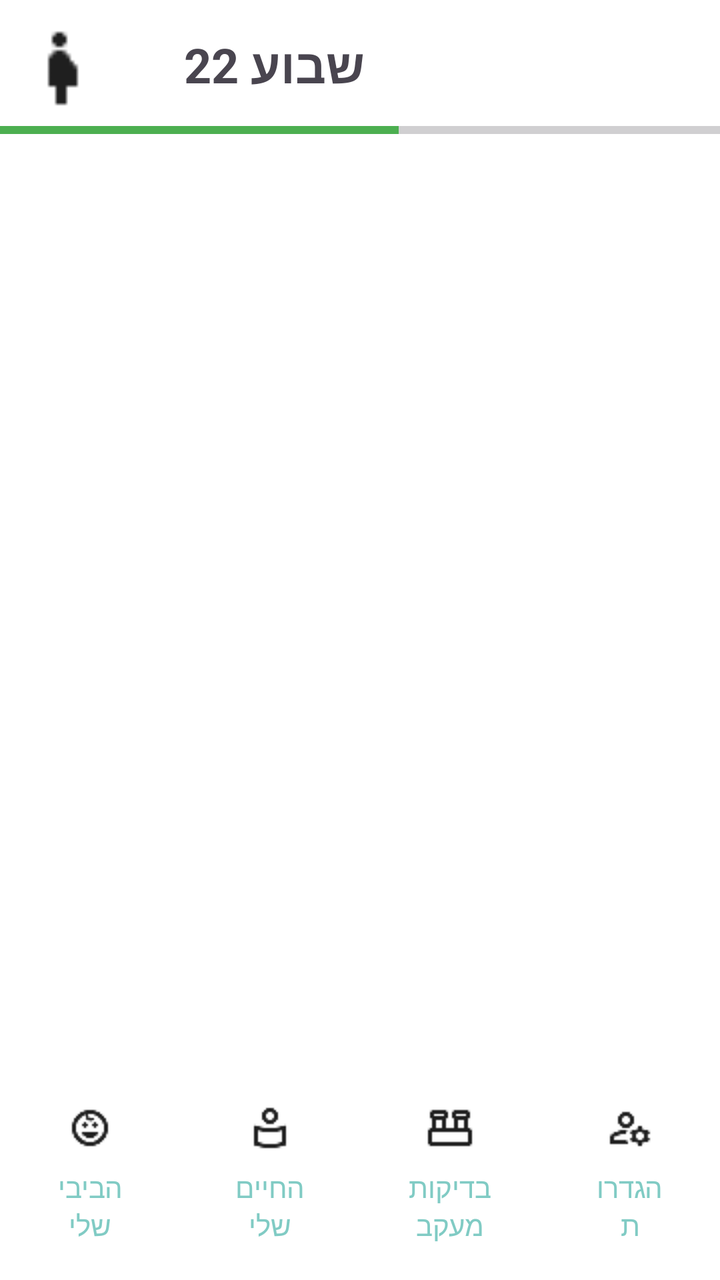
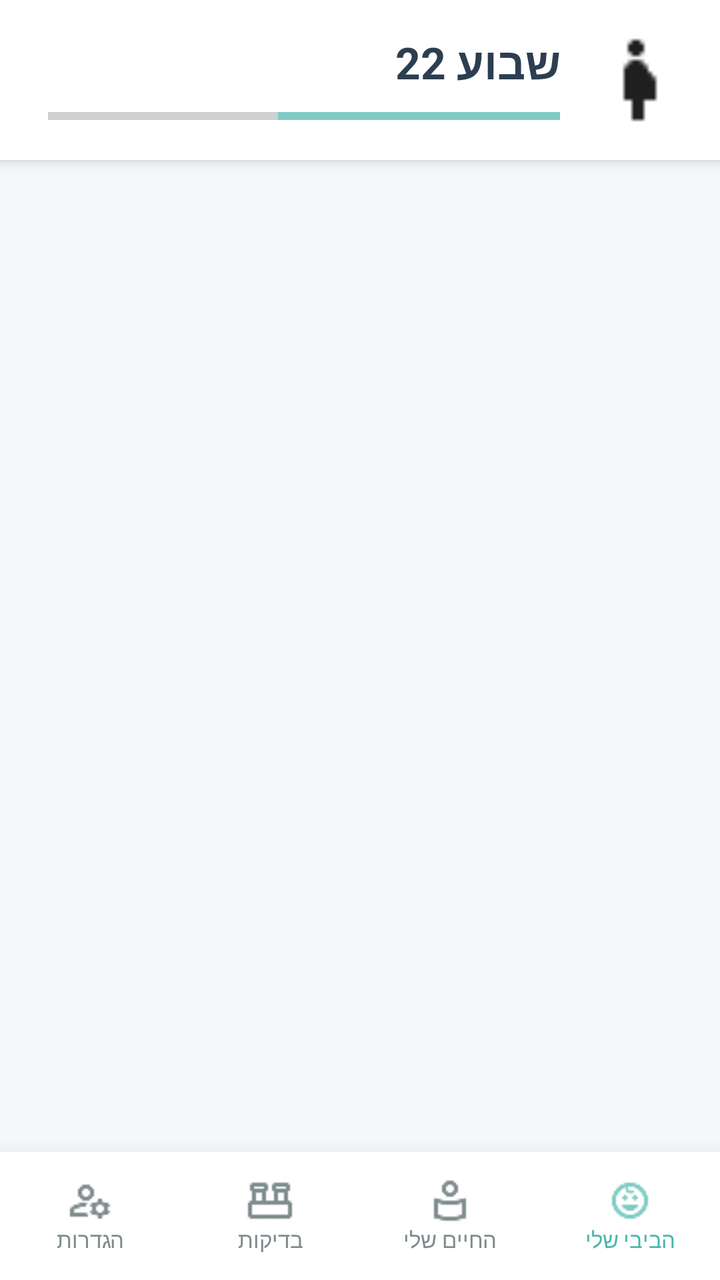

An Android layout rendered at two revisions. The XML below is the earlier revision; the diff shows what the commit changed to produce the second picture.
<!-- AndroidManifest.xml: application theme Theme.BecomingFamily -->
<!-- res/layout/activity_weekly_update.xml -->
<?xml version="1.0" encoding="utf-8"?>
<androidx.constraintlayout.widget.ConstraintLayout xmlns:android="http://schemas.android.com/apk/res/android"
    xmlns:app="http://schemas.android.com/apk/res-auto"
    xmlns:tools="http://schemas.android.com/tools"
    android:id="@+id/weelkyUpdate"
    android:layout_width="match_parent"
    android:layout_height="match_parent"
    tools:context=".WeeklyUpdateActivity"
    android:background="@android:color/white">

    <androidx.constraintlayout.widget.ConstraintLayout
        android:id="@+id/cv"
        android:layout_width="match_parent"
        android:layout_height="wrap_content"
        android:backgroundTint="#E8F5E9"
        app:cardCornerRadius="8dp"
        app:cardElevation="2dp"
        app:contentPadding="12dp"
        app:layout_constraintEnd_toEndOf="parent"
        app:layout_constraintHorizontal_bias="0.0"
        app:layout_constraintStart_toStartOf="parent"
        app:layout_constraintTop_toTopOf="parent">

        <ImageView
            android:id="@+id/imageView2"
            android:layout_width="63dp"
            android:layout_height="43dp"
            android:src="@drawable/pregnant"
            app:layout_constraintBottom_toBottomOf="parent"
            app:layout_constraintTop_toTopOf="parent"
            app:layout_constraintVertical_bias="0.421"
            tools:layout_editor_absoluteX="332dp" />

        <TextView
            android:id="@+id/tvCurrentWeekHeader"
            android:layout_width="wrap_content"
            android:layout_height="41dp"
            android:layout_marginStart="92dp"
            android:layout_marginTop="16dp"
            android:text="שבוע 22"
            android:textSize="24sp"
            android:textStyle="bold"
            app:layout_constraintStart_toStartOf="parent"
            app:layout_constraintTop_toTopOf="parent" />

        <ProgressBar
            android:id="@+id/progressBarHorizontal"
            style="?android:attr/progressBarStyleHorizontal"
            android:layout_width="378dp"
            android:layout_height="0dp"
            android:backgroundTint="#E0E0E0"
            android:max="40"
            android:progress="22"
            android:progressTint="#4CAF50"

            app:layout_constraintEnd_toEndOf="parent"
            app:layout_constraintStart_toStartOf="parent"
            app:layout_constraintTop_toBottomOf="@+id/tvCurrentWeekHeader" />
    </androidx.constraintlayout.widget.ConstraintLayout>

    <FrameLayout
        android:id="@+id/fragment_container"
        android:layout_width="0dp"
        android:layout_height="0dp"
        android:layout_marginTop="16dp"
        app:layout_constraintBottom_toBottomOf="parent"
        app:layout_constraintEnd_toEndOf="parent"
        app:layout_constraintStart_toStartOf="parent"
        app:layout_constraintTop_toBottomOf="@+id/cv" />

    <LinearLayout
        android:id="@+id/bottom_buttons_container"
        android:layout_width="match_parent"
        android:layout_height="wrap_content"
        android:orientation="horizontal"
        android:paddingTop="8dp"
        android:paddingBottom="8dp"
        android:background="@android:color/white"
        app:layout_constraintBottom_toBottomOf="parent"
        app:layout_constraintStart_toStartOf="parent"
        app:layout_constraintEnd_toEndOf="parent">

        <Button
            android:id="@+id/btn_growth"
            android:layout_width="0dp"
            android:layout_height="wrap_content"
            android:layout_weight="1"
            android:text="הביבי שלי"
            android:textColor="@color/teal_200"
            style="@style/Widget.AppCompat.Button.Borderless"
            android:drawableTop="@drawable/baby" />

        <Button
            android:id="@+id/btn_my_life"
            android:layout_width="0dp"
            android:layout_height="wrap_content"
            android:layout_weight="1"
            android:text="החיים שלי"
            android:textColor="@color/teal_200"
            style="@style/Widget.AppCompat.Button.Borderless"
            android:drawableTop="@drawable/you" />

        <Button
            android:id="@+id/btn_tests"
            android:layout_width="0dp"
            android:layout_height="wrap_content"
            android:layout_weight="1"
            android:text="בדיקות מעקב"
            android:textColor="@color/teal_200"
            style="@style/Widget.AppCompat.Button.Borderless"
            android:drawableTop="@drawable/test" />

        <Button
            android:id="@+id/btn_user_settings"
            android:layout_width="0dp"
            android:layout_height="wrap_content"
            android:layout_weight="1"
            android:text="הגדרות"
            android:textColor="@color/teal_200"
            style="@style/Widget.AppCompat.Button.Borderless"
            android:drawableTop="@drawable/user_settings" />

    </LinearLayout>
</androidx.constraintlayout.widget.ConstraintLayout>
<!-- resources referenced by this layout -->
<resources>
  <color name="teal_200">#FF80CBC4</color>
  <!-- drawable baby: png bitmap (drawable, 646 bytes) -->
  <!-- drawable pregnant: png bitmap (drawable, 304 bytes) -->
  <!-- drawable test: png bitmap (drawable, 295 bytes) -->
  <!-- drawable user_settings: png bitmap (drawable, 565 bytes) -->
  <!-- drawable you: png bitmap (drawable, 467 bytes) -->
  <style name="Theme.BecomingFamily" parent="Base.Theme.BecomingFamily" />
  <style name="Base.Theme.BecomingFamily" parent="Theme.Material3.DayNight.NoActionBar">
          
          
      </style>
</resources>

<!-- the commit's change to res/layout/activity_weekly_update.xml (unified diff, before → after) -->
@@ -5,120 +5,191 @@
     android:id="@+id/weelkyUpdate"
     android:layout_width="match_parent"
     android:layout_height="match_parent"
-    tools:context=".WeeklyUpdateActivity"
-    android:background="@android:color/white">
+    android:background="@color/background_soft"
+    android:layoutDirection="rtl"
+    tools:context=".WeeklyUpdateActivity">
 
-    <androidx.constraintlayout.widget.ConstraintLayout
-        android:id="@+id/cv"
+    
+    <androidx.cardview.widget.CardView
+        android:id="@+id/cvHeader"
         android:layout_width="match_parent"
         android:layout_height="wrap_content"
-        android:backgroundTint="#E8F5E9"
-        app:cardCornerRadius="8dp"
-        app:cardElevation="2dp"
-        app:contentPadding="12dp"
-        app:layout_constraintEnd_toEndOf="parent"
-        app:layout_constraintHorizontal_bias="0.0"
-        app:layout_constraintStart_toStartOf="parent"
+        app:cardBackgroundColor="@color/white"
+        app:cardElevation="4dp"
+        app:cardCornerRadius="0dp"
         app:layout_constraintTop_toTopOf="parent">
 
-        <ImageView
-            android:id="@+id/imageView2"
-            android:layout_width="63dp"
-            android:layout_height="43dp"
-            android:src="@drawable/pregnant"
-            app:layout_constraintBottom_toBottomOf="parent"
-            app:layout_constraintTop_toTopOf="parent"
-            app:layout_constraintVertical_bias="0.421"
-            tools:layout_editor_absoluteX="332dp" />
+        <androidx.constraintlayout.widget.ConstraintLayout
+            android:layout_width="match_parent"
+            android:layout_height="wrap_content"
+            android:padding="16dp">
 
-        <TextView
-            android:id="@+id/tvCurrentWeekHeader"
-            android:layout_width="wrap_content"
-            android:layout_height="41dp"
-            android:layout_marginStart="92dp"
-            android:layout_marginTop="16dp"
-            android:text="שבוע 22"
-            android:textSize="24sp"
-            android:textStyle="bold"
-            app:layout_constraintStart_toStartOf="parent"
-            app:layout_constraintTop_toTopOf="parent" />
+            <ImageView
+                android:id="@+id/ivIcon"
+                android:layout_width="48dp"
+                android:layout_height="48dp"
+                android:src="@drawable/pregnant"
+                app:layout_constraintStart_toStartOf="parent"
+                app:layout_constraintTop_toTopOf="parent"
+                app:layout_constraintBottom_toBottomOf="parent" />
 
-        <ProgressBar
-            android:id="@+id/progressBarHorizontal"
-            style="?android:attr/progressBarStyleHorizontal"
-            android:layout_width="378dp"
-            android:layout_height="0dp"
-            android:backgroundTint="#E0E0E0"
-            android:max="40"
-            android:progress="22"
-            android:progressTint="#4CAF50"
+            <TextView
+                android:id="@+id/tvCurrentWeekHeader"
+                android:layout_width="wrap_content"
+                android:layout_height="wrap_content"
+                android:layout_marginStart="16dp"
+                android:text="שבוע 22"
+                android:textColor="@color/text_primary"
+                android:textSize="22sp"
+                android:textStyle="bold"
+                app:layout_constraintStart_toEndOf="@id/ivIcon"
+                app:layout_constraintTop_toTopOf="parent" />
 
-            app:layout_constraintEnd_toEndOf="parent"
-            app:layout_constraintStart_toStartOf="parent"
-            app:layout_constraintTop_toBottomOf="@+id/tvCurrentWeekHeader" />
-    </androidx.constraintlayout.widget.ConstraintLayout>
+            <ProgressBar
+                android:id="@+id/progressBarHorizontal"
+                style="?android:attr/progressBarStyleHorizontal"
+                android:layout_width="0dp"
+                android:layout_height="8dp"
+                android:layout_marginTop="8dp"
+                android:layout_marginEnd="8dp"
+                android:max="40"
+                android:progress="22"
+                android:progressTint="@color/primary"
+                app:layout_constraintEnd_toEndOf="parent"
+                app:layout_constraintStart_toStartOf="@id/tvCurrentWeekHeader"
+                app:layout_constraintTop_toBottomOf="@+id/tvCurrentWeekHeader" />
 
+        </androidx.constraintlayout.widget.ConstraintLayout>
+    </androidx.cardview.widget.CardView>
+
+    
     <FrameLayout
         android:id="@+id/fragment_container"
         android:layout_width="0dp"
         android:layout_height="0dp"
-        android:layout_marginTop="16dp"
-        app:layout_constraintBottom_toBottomOf="parent"
+        app:layout_constraintBottom_toTopOf="@+id/bottom_navigation_card"
         app:layout_constraintEnd_toEndOf="parent"
         app:layout_constraintStart_toStartOf="parent"
-        app:layout_constraintTop_toBottomOf="@+id/cv" />
+        app:layout_constraintTop_toBottomOf="@+id/cvHeader" />
 
-    <LinearLayout
-        android:id="@+id/bottom_buttons_container"
+    
+    <androidx.cardview.widget.CardView
+        android:id="@+id/bottom_navigation_card"
         android:layout_width="match_parent"
         android:layout_height="wrap_content"
-        android:orientation="horizontal"
-        android:paddingTop="8dp"
-        android:paddingBottom="8dp"
-        android:background="@android:color/white"
-        app:layout_constraintBottom_toBottomOf="parent"
-        app:layout_constraintStart_toStartOf="parent"
-        app:layout_constraintEnd_toEndOf="parent">
+        app:cardBackgroundColor="@color/white"
+        app:cardElevation="16dp"
+        app:cardCornerRadius="0dp"
+        app:layout_constraintBottom_toBottomOf="parent">
 
-        <Button
-            android:id="@+id/btn_growth"
-            android:layout_width="0dp"
-            android:layout_height="wrap_content"
-            android:layout_weight="1"
-            android:text="הביבי שלי"
-            android:textColor="@color/teal_200"
-            style="@style/Widget.AppCompat.Button.Borderless"
-            android:drawableTop="@drawable/baby" />
+        <LinearLayout
+            android:id="@+id/bottom_buttons_container"
+            android:layout_width="match_parent"
+            android:layout_height="64dp"
+            android:gravity="center"
+            android:orientation="horizontal">
 
-        <Button
-            android:id="@+id/btn_my_life"
-            android:layout_width="0dp"
-            android:layout_height="wrap_content"
-            android:layout_weight="1"
-            android:text="החיים שלי"
-            android:textColor="@color/teal_200"
-            style="@style/Widget.AppCompat.Button.Borderless"
-            android:drawableTop="@drawable/you" />
+            <LinearLayout
+                android:id="@+id/btn_growth"
+                android:layout_width="0dp"
+                android:layout_height="match_parent"
+                android:layout_weight="1"
+                android:background="?android:attr/selectableItemBackground"
+                android:clickable="true"
+                android:focusable="true"
+                android:gravity="center"
+                android:orientation="vertical">
 
-        <Button
-            android:id="@+id/btn_tests"
-            android:layout_width="0dp"
-            android:layout_height="wrap_content"
-            android:layout_weight="1"
-            android:text="בדיקות מעקב"
-            android:textColor="@color/teal_200"
-            style="@style/Widget.AppCompat.Button.Borderless"
-            android:drawableTop="@drawable/test" />
+                <ImageView
+                    android:layout_width="24dp"
+                    android:layout_height="24dp"
+                    android:src="@drawable/baby"
+                    app:tint="@color/primary" />
 
-        <Button
-            android:id="@+id/btn_user_settings"
-            android:layout_width="0dp"
-            android:layout_height="wrap_content"
-            android:layout_weight="1"
-            android:text="הגדרות"
-            android:textColor="@color/teal_200"
-            style="@style/Widget.AppCompat.Button.Borderless"
-            android:drawableTop="@drawable/user_settings" />
+                <TextView
+                    android:layout_width="wrap_content"
+                    android:layout_height="wrap_content"
+                    android:text="הביבי שלי"
+                    android:textColor="@color/primary_dark"
+                    android:textSize="11sp" />
+            </LinearLayout>
 
-    </LinearLayout>
+            <LinearLayout
+                android:id="@+id/btn_my_life"
+                android:layout_width="0dp"
+                android:layout_height="match_parent"
+                android:layout_weight="1"
+                android:background="?android:attr/selectableItemBackground"
+                android:clickable="true"
+                android:focusable="true"
+                android:gravity="center"
+                android:orientation="vertical">
+
+                <ImageView
+                    android:layout_width="24dp"
+                    android:layout_height="24dp"
+                    android:src="@drawable/you"
+                    app:tint="@color/text_secondary" />
+
+                <TextView
+                    android:layout_width="wrap_content"
+                    android:layout_height="wrap_content"
+                    android:text="החיים שלי"
+                    android:textColor="@color/text_secondary"
+                    android:textSize="11sp" />
+            </LinearLayout>
+
+            <LinearLayout
+                android:id="@+id/btn_tests"
+                android:layout_width="0dp"
+                android:layout_height="match_parent"
+                android:layout_weight="1"
+                android:background="?android:attr/selectableItemBackground"
+                android:clickable="true"
+                android:focusable="true"
+                android:gravity="center"
+                android:orientation="vertical">
+
+                <ImageView
+                    android:layout_width="24dp"
+                    android:layout_height="24dp"
+                    android:src="@drawable/test"
+                    app:tint="@color/text_secondary" />
+
+                <TextView
+                    android:layout_width="wrap_content"
+                    android:layout_height="wrap_content"
+                    android:text="בדיקות"
+                    android:textColor="@color/text_secondary"
+                    android:textSize="11sp" />
+            </LinearLayout>
+
+            <LinearLayout
+                android:id="@+id/btn_user_settings"
+                android:layout_width="0dp"
+                android:layout_height="match_parent"
+                android:layout_weight="1"
+                android:background="?android:attr/selectableItemBackground"
+                android:clickable="true"
+                android:focusable="true"
+                android:gravity="center"
+                android:orientation="vertical">
+
+                <ImageView
+                    android:layout_width="24dp"
+                    android:layout_height="24dp"
+                    android:src="@drawable/user_settings"
+                    app:tint="@color/text_secondary" />
+
+                <TextView
+                    android:layout_width="wrap_content"
+                    android:layout_height="wrap_content"
+                    android:text="הגדרות"
+                    android:textColor="@color/text_secondary"
+                    android:textSize="11sp" />
+            </LinearLayout>
+
+        </LinearLayout>
+    </androidx.cardview.widget.CardView>
+
 </androidx.constraintlayout.widget.ConstraintLayout>
<!-- resource entries referenced after the edit -->
@@ -1,6 +1,11 @@
 <!-- resources referenced by this layout -->
 <resources>
-  <color name="teal_200">#FF80CBC4</color>
+  <color name="background_soft">#F5F7F8</color>
+  <color name="primary">#FF80CBC4</color>
+  <color name="primary_dark">#FF4DB6AC</color>
+  <color name="text_primary">#2C3E50</color>
+  <color name="text_secondary">#7F8C8D</color>
+  <color name="white">#FFFFFFFF</color>
   <!-- drawable baby: png bitmap (drawable, 646 bytes) -->
   <!-- drawable pregnant: png bitmap (drawable, 304 bytes) -->
   <!-- drawable test: png bitmap (drawable, 295 bytes) -->
@@ -9,7 +14,19 @@
   <style name="Theme.BecomingFamily" parent="Base.Theme.BecomingFamily" />
   <style name="Base.Theme.BecomingFamily" parent="Theme.Material3.DayNight.NoActionBar">
           
+          <item name="colorPrimary">@color/primary</item>
+          <item name="colorPrimaryVariant">@color/primary_dark</item>
+          <item name="colorOnPrimary">@color/white</item>
           
+          <item name="colorSecondary">@color/accent</item>
+          <item name="colorSecondaryVariant">@color/accent</item>
+          <item name="colorOnSecondary">@color/black</item>
+          
+          <item name="android:statusBarColor">@color/primary_dark</item>
+  
+          <item name="android:windowBackground">@color/background_soft</item>
       </style>
+  <color name="accent">#FF81C784</color>
+  <color name="black">#FF000000</color>
 </resources>
 
